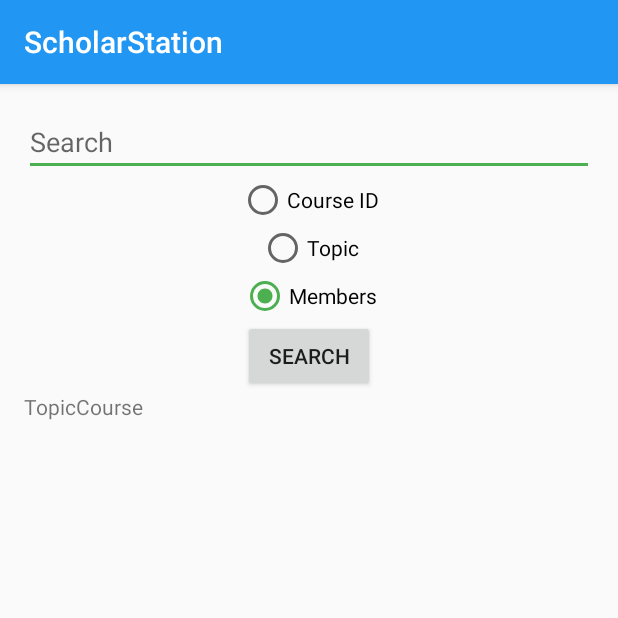
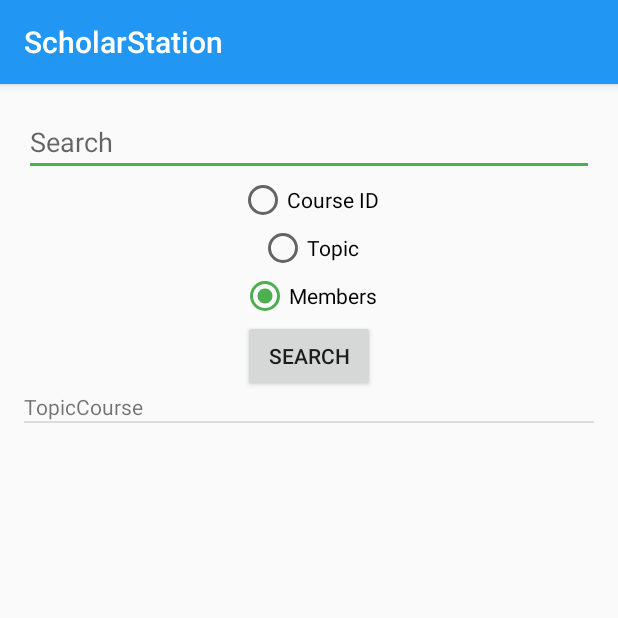
Before and after one commit to ScholarStation/Android.Java, an Android app: the StudySearchActivity screen opened directly, with no data from a screen before it, after a tap on "SEARCH", on a phone screen of 412 x 824 dp, the top half of it. Run offline under Robolectric (Android 15) with nearby library versions, the light colour scheme and no system bars; 2 statements that could not run were skipped; 3 other taps on this screen came first.

Commit message:
Fixed Search Results

```diff
--- a/ScholarStation/app/src/main/res/layout/activity_study_search.xml
+++ b/ScholarStation/app/src/main/res/layout/activity_study_search.xml
@@ -82,18 +82,11 @@
                 android:layout_gravity="center_horizontal"
                 android:weightSum="1">
 
-                <ScrollView
-                    android:layout_width="match_parent"
-                    android:layout_height="match_parent"
-                    android:id="@+id/scrollView2" >
-
                     <ListView
                         android:layout_width="match_parent"
-                        android:layout_height="0dp"
+                        android:layout_height="match_parent"
                         android:id="@+id/study_search_listView"
                         android:layout_weight="4.27" />
-                </ScrollView>
-
             </LinearLayout>
 
         </LinearLayout>
```
